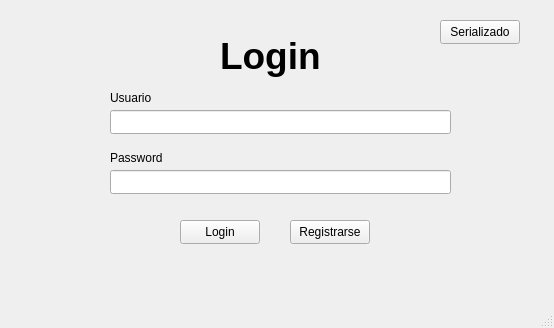
elsaminee/-EDD-Proyecto_202200198, file Fase 3/proyecto2/mainwindow.ui: the form before one commit.
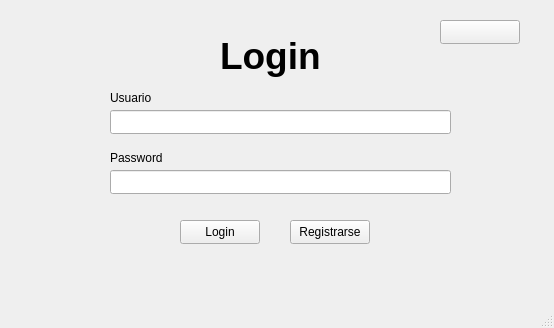
The form after the commit.

The edit to the form file:
```diff
--- a/Fase 3/proyecto2/mainwindow.ui
+++ b/Fase 3/proyecto2/mainwindow.ui
@@ -121,7 +121,7 @@
      </rect>
     </property>
     <property name="text">
-     <string>Serializado</string>
+     <string/>
     </property>
    </widget>
   </widget>
```
